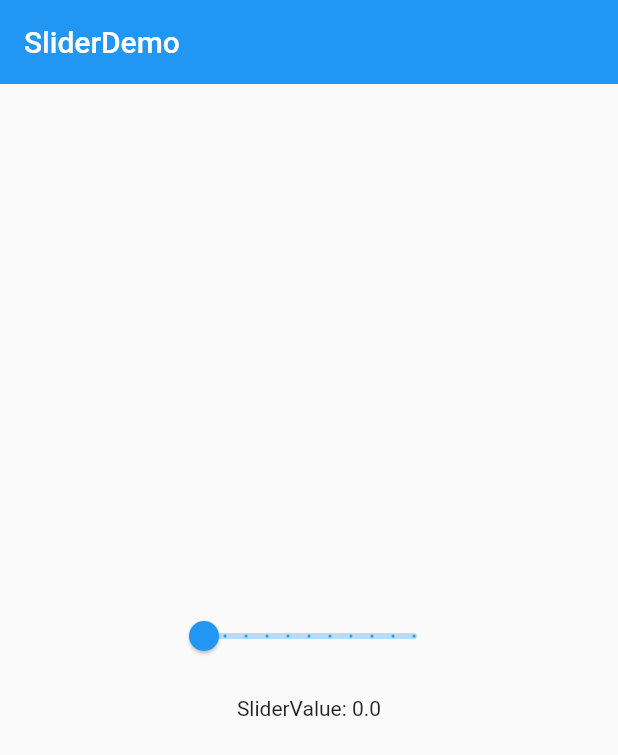
After one commit to YuDongZhang/flutter_app_learn, a Flutter app: the SliderDemo screen opened directly, on a phone screen of 412 x 824 dp. The commit adds this screen. Shown: the top 755 px of the screen. Run offline on Flutter 3.47's test engine with Material 2 defaults, Android fonts, the phone set to English and light mode, and no system bars.

Commit message:
Slider：滑动选择器

```diff
--- a/lib/20-宁浩教程练习/demo/material_components.dart
+++ b/lib/20-宁浩教程练习/demo/material_components.dart
@@ -3,6 +3,7 @@ import 'package:flutter_app_learn/20-%E5%AE%81%E6%B5%A9%E6%95%99%E7%A8%8B%E7%BB%
 import 'package:flutter_app_learn/20-%E5%AE%81%E6%B5%A9%E6%95%99%E7%A8%8B%E7%BB%83%E4%B9%A0/demo/form_demo.dart';
 import 'package:flutter_app_learn/20-%E5%AE%81%E6%B5%A9%E6%95%99%E7%A8%8B%E7%BB%83%E4%B9%A0/demo/popup_menu_button_demo.dart';
 import 'package:flutter_app_learn/20-%E5%AE%81%E6%B5%A9%E6%95%99%E7%A8%8B%E7%BB%83%E4%B9%A0/demo/radio_demo.dart';
+import 'package:flutter_app_learn/20-%E5%AE%81%E6%B5%A9%E6%95%99%E7%A8%8B%E7%BB%83%E4%B9%A0/demo/slider_demo.dart';
 import 'package:flutter_app_learn/20-%E5%AE%81%E6%B5%A9%E6%95%99%E7%A8%8B%E7%BB%83%E4%B9%A0/demo/switch_demo.dart';
 
 import 'Button_Demo.dart';
@@ -18,6 +19,7 @@ class MaterialComponents extends StatelessWidget {
       ),
       body: ListView(
         children: [
+          ListItem(title: 'Slider', page: SliderDemo()),
           ListItem(title: 'switch', page: SwitchDemo()),
           ListItem(title: 'radiobutton', page: RadioDemo()),
           ListItem(title: 'CheckBoxDemo', page: CheckboxDemo()),
--- /dev/null
+++ b/lib/20-宁浩教程练习/demo/slider_demo.dart
@@ -0,0 +1,49 @@
+import 'package:flutter/material.dart';
+
+class SliderDemo extends StatefulWidget {
+  @override
+  _SliderDemoState createState() => _SliderDemoState();
+}
+
+class _SliderDemoState extends State<SliderDemo> {
+  double _sliderItemA = 0.0;
+
+  @override
+  Widget build(BuildContext context) {
+    return Scaffold(
+      appBar: AppBar(
+        title: Text('SliderDemo'),
+        elevation: 0.0,
+      ),
+      body: Container(
+        padding: EdgeInsets.all(16.0),
+        child: Column(
+          mainAxisAlignment: MainAxisAlignment.center,
+          children: <Widget>[
+            Row(
+              mainAxisAlignment: MainAxisAlignment.center,
+              children: <Widget>[
+                Slider(
+                  value: _sliderItemA,
+                  onChanged: (value) {
+                    setState(() {
+                      _sliderItemA = value;
+                    });
+                  },
+                  activeColor: Theme.of(context).accentColor,//活动状态下的颜色
+                  inactiveColor: Theme.of(context).accentColor.withOpacity(0.3),//没有活动状态下的颜色
+                  min: 0.0,
+                  max: 10.0,
+                  divisions: 10,//分隔成指定的份数
+                  label: '${_sliderItemA.toInt()}',
+                ),
+              ],
+            ),
+            SizedBox(height: 16.0,),
+            Text('SliderValue: $_sliderItemA'),
+          ],
+        ),
+      )
+    );
+  }
+}
```
